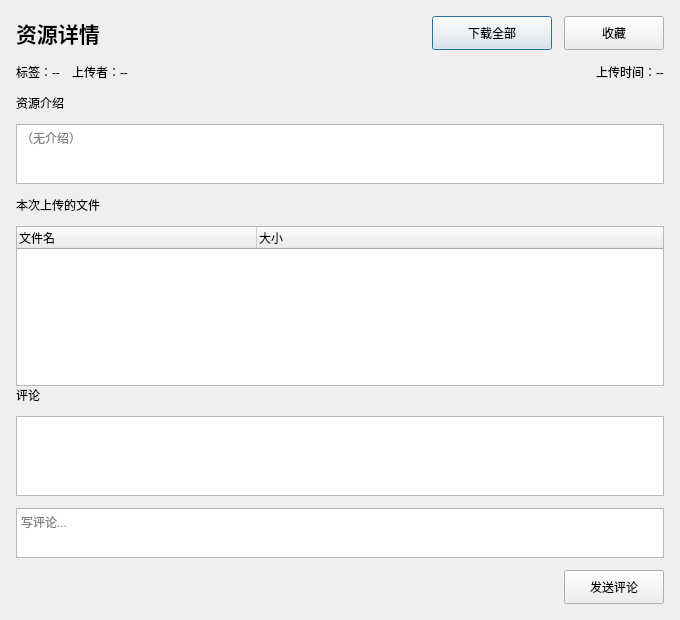
lingsiling/XiangYueAPP, file client/resourcedetaildialog.ui: the form before one commit.
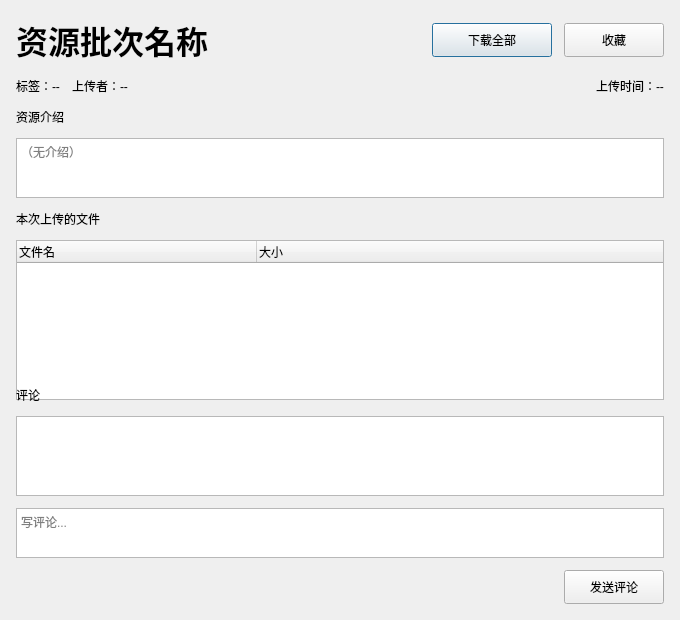
The form after the commit.

Commit message: 完成资源详情界面标签，上传者和上传时间的显示并瘦身了clientworker"

Patch:
```diff
--- a/client/resourcedetaildialog.ui
+++ b/client/resourcedetaildialog.ui
@@ -43,12 +43,12 @@
       <widget class="QLabel" name="labelSessionTitle">
        <property name="font">
         <font>
-         <pointsize>16</pointsize>
+         <pointsize>24</pointsize>
          <bold>true</bold>
         </font>
        </property>
        <property name="text">
-        <string>资源详情</string>
+        <string>资源批次名称</string>
        </property>
       </widget>
      </item>
```
Left out of the diff: 18 changed lines with no effect on the pictures. The commit also changes 21 other files.
